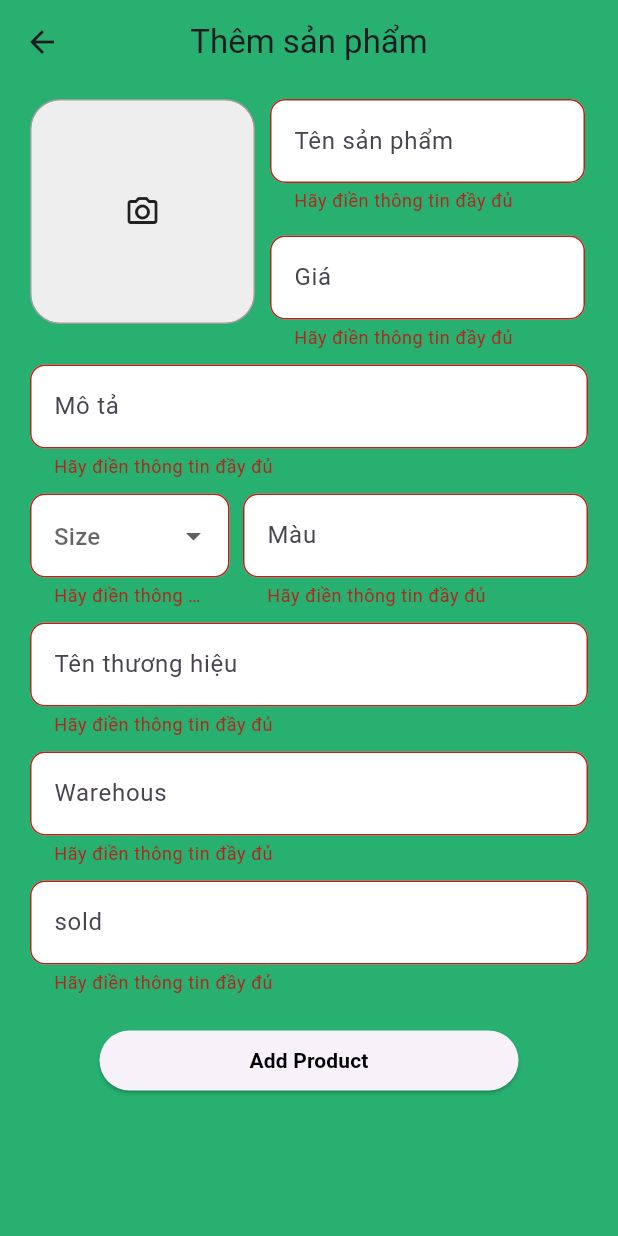
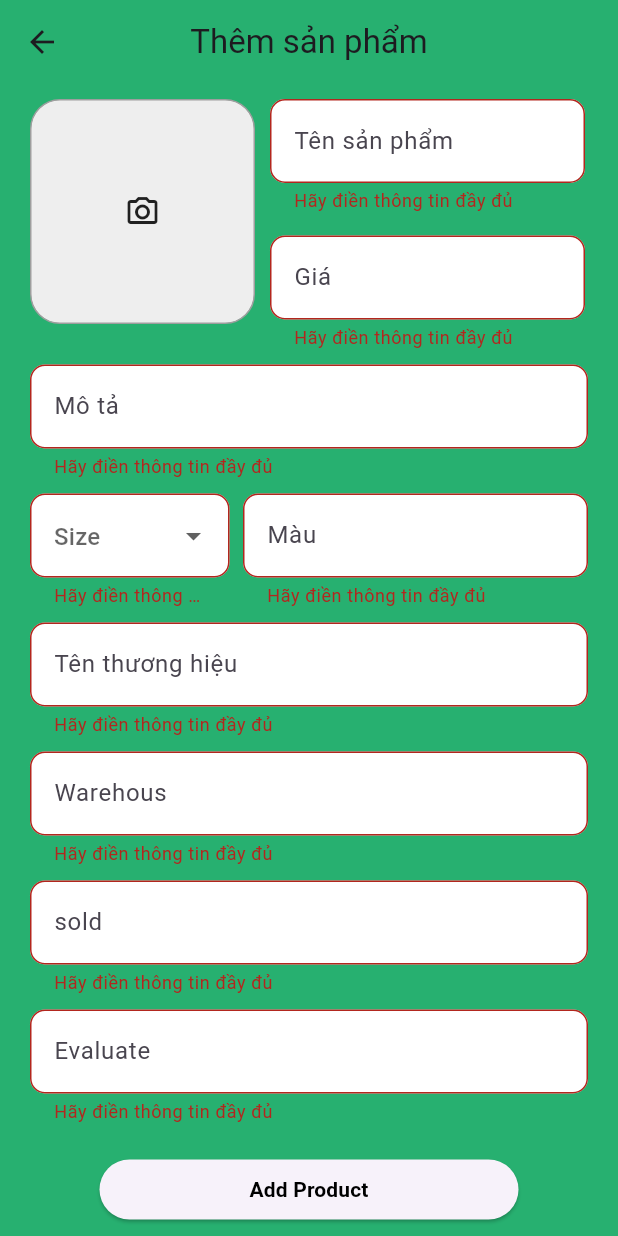
Before and after one commit to DoTung0105/doantotnghiep, a Flutter app: the AddProductPage screen opened directly, after a tap on "Add Product", on a phone screen of 412 x 824 dp. Run offline on Flutter 3.47's test engine with Material 3 defaults, Android fonts, the phone set to English and light mode, and no system bars; our stand-ins replace carousel_slider, cloud_firestore, firebase_auth, firebase_core, firebase_storage, google_nav_bar and 5 more; accounts and stored records are empty.

Commit message:
them evaluate vao model

```diff
--- a/fashionhub/lib/main.dart
+++ b/fashionhub/lib/main.dart
@@ -1,6 +1,7 @@
 import 'package:fashionhub/firebase_options.dart';
 import 'package:fashionhub/model/cart.dart';
 import 'package:fashionhub/view/home_page.dart';
+import 'package:fashionhub/view/login_screen.dart';
 import 'package:fashionhub/viewmodel/products_viewmodel.dart';
 import 'package:firebase_core/firebase_core.dart';
 import 'package:flutter/material.dart';
@@ -23,7 +24,7 @@ class MyApp extends StatelessWidget {
       ],
       child: MaterialApp(
         debugShowCheckedModeBanner: false,
-        home: HomePage(),
+        home: LoginScreen(),
       ),
     );
   }
--- a/fashionhub/lib/model/products.dart
+++ b/fashionhub/lib/model/products.dart
@@ -3,7 +3,7 @@ class Product {
   String imagePath;
   String description;
   double price;
-
+  double evaluate;
   String size;
   //them data
   String brand;
@@ -23,8 +23,11 @@ class Product {
       required this.color,
       required this.name,
       required this.sold,
+
       //them kho
-      required this.wareHouse});
+      required this.wareHouse,
+      // tung them 13/6
+      required this.evaluate});
 
   Map<String, dynamic> toMap() {
     return {
@@ -37,7 +40,8 @@ class Product {
       'color': color,
       'name': name,
       'sold': sold,
-      'wareHouse': wareHouse
+      'wareHouse': wareHouse,
+      'evaluate': evaluate
     };
   }
 
@@ -56,6 +60,7 @@ class Product {
         imagePath: map['imagePath'] ?? '',
         description: map['description'] ?? '',
         price: (map['price'] ?? 0).toDouble(),
+        evaluate: (map['evaluate'] ?? 0).toDouble(),
         size: map['size'] ?? '',
         brand: map['brand'] ?? '',
         color: map['color'] ?? '',
--- a/fashionhub/lib/view/addproduc_screen.dart
+++ b/fashionhub/lib/view/addproduc_screen.dart
@@ -341,6 +341,36 @@ class AddProductPage extends StatelessWidget {
                     },
                   ),
                 ),
+                SizedBox(height: 10),
+                FadeAnimation(
+                  0.4,
+                  TextFormField(
+                    decoration: InputDecoration(
+                      hintText: 'Evaluate',
+                      filled: true,
+                      fillColor: Colors.white,
+                      border: OutlineInputBorder(
+                        borderSide: BorderSide(
+                          color: Colors.white, // Default border color
+                        ),
+                        borderRadius: BorderRadius.circular(10),
+                      ),
+                      enabledBorder: OutlineInputBorder(
+                        borderSide: BorderSide(
+                          color: Colors.white, // Default border color
+                        ),
+                        borderRadius: BorderRadius.circular(10),
+                      ),
+                    ),
+                    validator: (value) {
+                      if (value == null || value.isEmpty) {
+                        return 'Hãy điền thông tin đầy đủ';
+                      }
+                      return null;
+                    },
+                    onChanged: viewModel.setEvaluate,
+                  ),
+                ),
                 SizedBox(height: 20),
                 FadeAnimation(
                   0.9,
--- a/fashionhub/lib/view/list_product.dart
+++ b/fashionhub/lib/view/list_product.dart
@@ -63,7 +63,8 @@ class ListProductPage extends StatelessWidget {
                             Text('Color : ${products[index].color}'),
                             Text('Branch : ${products[index].brand}'),
                             Text('Sold : ${products[index].sold}'),
-                            Text('Warehouse : ${products[index].wareHouse}')
+                            Text('Warehouse : ${products[index].wareHouse}'),
+                            Text('evaluate : ${products[index].evaluate}')
                           ],
                         ),
                       ),
@@ -153,6 +154,7 @@ class EditProductPage extends StatefulWidget {
 class _EditProductPageState extends State<EditProductPage> {
   late TextEditingController _descriptionController;
   late TextEditingController _priceController;
+  late TextEditingController _evaluateController;
   // late TextEditingController _sizeController;
   late TextEditingController _branchController;
   late TextEditingController _nameController;
@@ -173,7 +175,8 @@ class _EditProductPageState extends State<EditProductPage> {
     _priceController =
         TextEditingController(text: widget.product.price.toString());
     //  _sizeController = TextEditingController(text: widget.product.size);
-
+    _evaluateController =
+        TextEditingController(text: widget.product.evaluate.toString());
     _branchController = TextEditingController(text: widget.product.brand);
     _nameController = TextEditingController(text: widget.product.name);
     _soldController = TextEditingController(
@@ -197,6 +200,7 @@ class _EditProductPageState extends State<EditProductPage> {
     _soldController.dispose();
     _warehouseController.dispose();
     _colorController.dispose();
+    _evaluateController.dispose();
     super.dispose();
   }
 
@@ -296,6 +300,11 @@ class _EditProductPageState extends State<EditProductPage> {
                   decoration: InputDecoration(labelText: 'warehouse'),
                   keyboardType: TextInputType.number,
                 ),
+                TextField(
+                  controller: _evaluateController,
+                  decoration: InputDecoration(labelText: 'evaluate'),
+                  keyboardType: TextInputType.number,
+                ),
                 SizedBox(height: 16.0),
                 ElevatedButton(
                   onPressed: () async {
@@ -309,6 +318,7 @@ class _EditProductPageState extends State<EditProductPage> {
                       description: _descriptionController.text,
                       price: double.parse(_priceController.text),
                       size: _setSize!,
+                      evaluate: double.parse(_evaluateController.text),
                       brand: _branchController.text,
                       color: _colorController.text,
                       name: _nameController.text,
--- a/fashionhub/lib/view/signup_screen.dart
+++ b/fashionhub/lib/view/signup_screen.dart
@@ -104,6 +104,7 @@ class _SignUpScreenState extends State<SignUpScreen> {
                         _obscurePassword
                             ? Icons.visibility
                             : Icons.visibility_off,
+                        color: _obscurePassword ? Colors.grey : Colors.blue,
                       ),
                     ),
                     labelText: 'Password',
--- a/fashionhub/lib/viewmodel/products_viewmodel.dart
+++ b/fashionhub/lib/viewmodel/products_viewmodel.dart
@@ -16,6 +16,7 @@ class ProductViewModel with ChangeNotifier {
 
   String _description = '';
   double _price = 0.0;
+  double _evaluate = 0.0;
 
   String _size = '';
   File? _image;
@@ -30,6 +31,8 @@ class ProductViewModel with ChangeNotifier {
 
   String get description => _description;
   double get price => _price;
+
+  double get evaluate => _evaluate; // tung them 13/6
 
   String get size => _size;
   //them data
@@ -72,6 +75,10 @@ class ProductViewModel with ChangeNotifier {
   void setPrice(String price) {
     _price = double.tryParse(price) ?? 0.0;
     notifyListeners();
+  }
+
+  void setEvaluate(String evaluate) {
+    _evaluate = double.tryParse(evaluate) ?? 0.0;
   }
 
   void setSize(String? size) {
@@ -142,6 +149,7 @@ class ProductViewModel with ChangeNotifier {
                 name: name,
                 sold: sold, // 11.6 - Thịnh sửa lại kiểu dl cho sold
                 color: color,
+                evaluate: evaluate,
                 wareHouse: int.parse(
                     wareHouse), // 11.6 - Thịnh sửa lại kiểu dl cho wareHouse
               ).toMap());
@@ -199,6 +207,7 @@ class ProductViewModel with ChangeNotifier {
     _sold = 0; // 11.6 - Thịnh gán giá trị mặc định cho sold
     _wareHouse = '';
     _image = null;
+    _evaluate = 0.0;
     notifyListeners();
   }
 
```
Also changed, not shown: fashionhub/lib/view/changepassword_screen.dart (+19 -2 lines), fashionhub/lib/view/login_screen.dart (+7 -3 lines).
